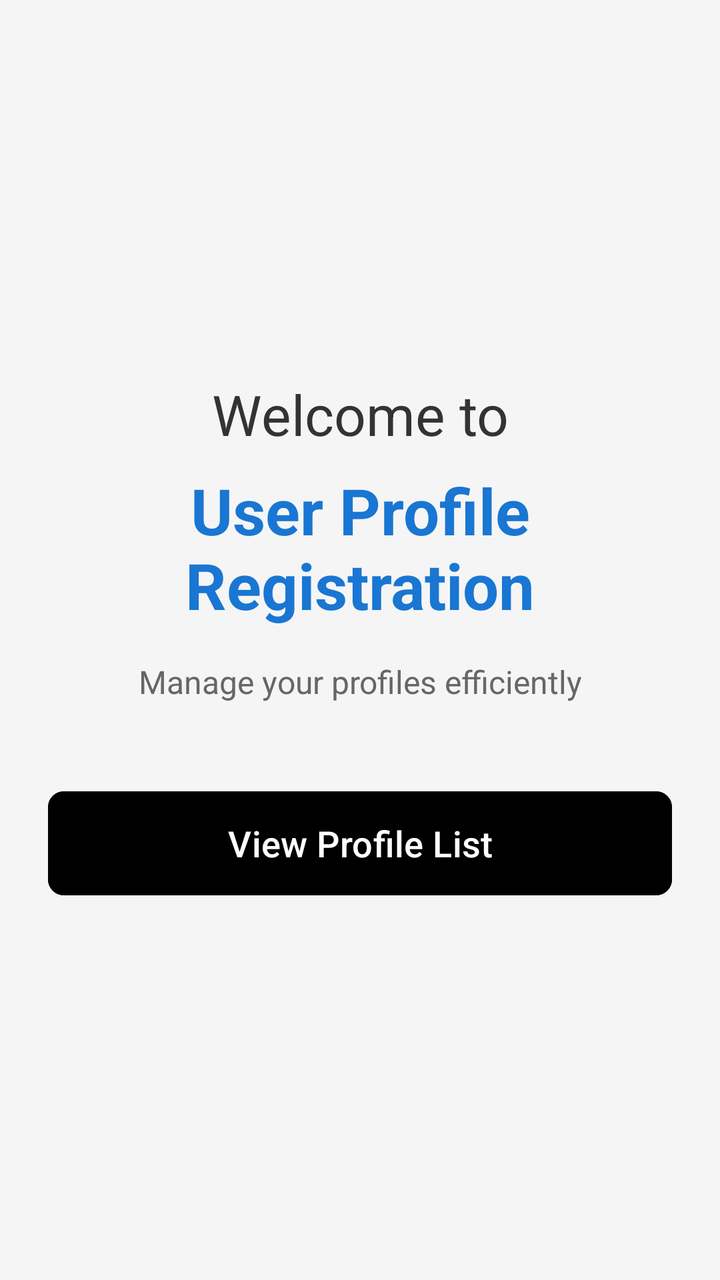
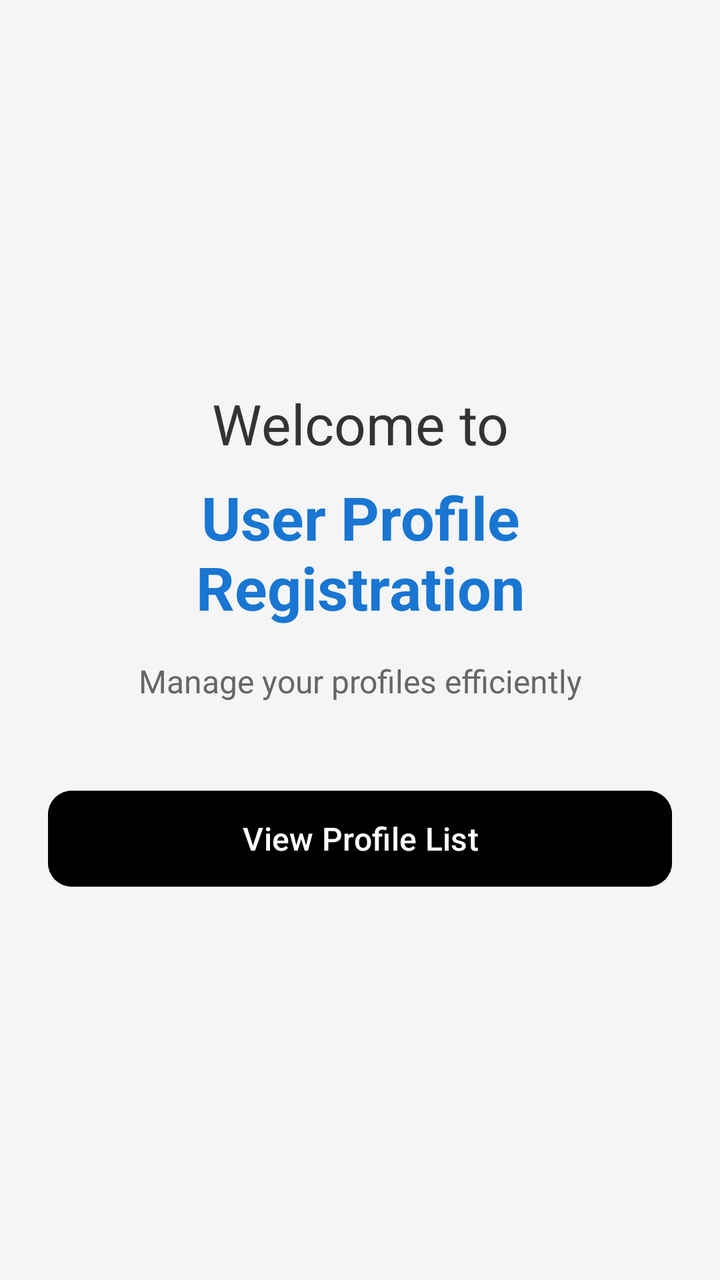

Before-and-after screenshots of an Android layout around one commit, followed by the original layout XML and the change that was made.
<!-- AndroidManifest.xml: application theme Theme.Job_2Batch6 -->
<!-- res/layout/activity_welcome.xml -->
<?xml version="1.0" encoding="utf-8"?>
<layout xmlns:android="http://schemas.android.com/apk/res/android"
    xmlns:app="http://schemas.android.com/apk/res-auto">

    <androidx.constraintlayout.widget.ConstraintLayout
        android:layout_width="match_parent"
        android:layout_height="match_parent"
        android:background="#F5F5F5"
        android:padding="24dp">

        <TextView
            android:id="@+id/tvWelcome"
            android:layout_width="wrap_content"
            android:layout_height="wrap_content"
            android:text="Welcome to"
            android:textSize="28sp"
            android:textColor="#333333"
            app:layout_constraintTop_toTopOf="parent"
            app:layout_constraintStart_toStartOf="parent"
            app:layout_constraintEnd_toEndOf="parent"
            app:layout_constraintBottom_toTopOf="@id/tvAppName"
            app:layout_constraintVertical_chainStyle="packed" />

        <TextView
            android:id="@+id/tvAppName"
            android:layout_width="wrap_content"
            android:layout_height="wrap_content"
            android:text="User Profile Registration"
            android:textSize="32sp"
            android:textStyle="bold"
            android:textColor="#1976D2"
            android:gravity="center"
            android:layout_marginTop="8dp"
            app:layout_constraintTop_toBottomOf="@id/tvWelcome"
            app:layout_constraintStart_toStartOf="parent"
            app:layout_constraintEnd_toEndOf="parent"
            app:layout_constraintBottom_toTopOf="@id/tvDescription" />

        <TextView
            android:id="@+id/tvDescription"
            android:layout_width="0dp"
            android:layout_height="wrap_content"
            android:text="Manage your profiles efficiently"
            android:textSize="16sp"
            android:textColor="#666666"
            android:gravity="center"
            android:layout_marginTop="16dp"
            app:layout_constraintTop_toBottomOf="@id/tvAppName"
            app:layout_constraintStart_toStartOf="parent"
            app:layout_constraintEnd_toEndOf="parent"
            app:layout_constraintBottom_toTopOf="@id/btnProfileList" />

        <com.google.android.material.button.MaterialButton
            android:id="@+id/btnProfileList"
            android:layout_width="0dp"
            android:layout_height="60dp"
            android:backgroundTint="@color/black"
            android:text="View Profile List"
            android:textColor="@color/white"
            android:textSize="18sp"
            android:textAllCaps="false"
            android:layout_marginTop="40dp"
            app:cornerRadius="8dp"
            app:layout_constraintTop_toBottomOf="@id/tvDescription"
            app:layout_constraintStart_toStartOf="parent"
            app:layout_constraintEnd_toEndOf="parent"
            app:layout_constraintBottom_toBottomOf="parent" />

    </androidx.constraintlayout.widget.ConstraintLayout>
</layout>
<!-- resources referenced by this layout -->
<resources>
  <color name="black">#FF000000</color>
  <color name="white">#FFFFFFFF</color>
  <style name="Theme.Job_2Batch6" parent="Base.Theme.Job_2Batch6" />
  <style name="Base.Theme.Job_2Batch6" parent="Theme.Material3.DayNight.NoActionBar">
          
          
      </style>
</resources>

<!-- the commit's change to res/layout/activity_welcome.xml (unified diff, before → after) -->
@@ -1,70 +1,68 @@
 <?xml version="1.0" encoding="utf-8"?>
-<layout xmlns:android="http://schemas.android.com/apk/res/android"
-    xmlns:app="http://schemas.android.com/apk/res-auto">
+<androidx.constraintlayout.widget.ConstraintLayout
+    xmlns:android="http://schemas.android.com/apk/res/android"
+    xmlns:app="http://schemas.android.com/apk/res-auto"
+    android:layout_width="match_parent"
+    android:layout_height="match_parent"
+    android:background="#F5F5F5"
+    android:padding="24dp">
 
-    <androidx.constraintlayout.widget.ConstraintLayout
-        android:layout_width="match_parent"
-        android:layout_height="match_parent"
-        android:background="#F5F5F5"
-        android:padding="24dp">
+    <TextView
+        android:id="@+id/tvWelcome"
+        android:layout_width="wrap_content"
+        android:layout_height="wrap_content"
+        android:text="Welcome to"
+        android:textSize="28sp"
+        android:textColor="#333333"
+        app:layout_constraintTop_toTopOf="parent"
+        app:layout_constraintBottom_toTopOf="@id/tvAppName"
+        app:layout_constraintStart_toStartOf="parent"
+        app:layout_constraintEnd_toEndOf="parent"
+        app:layout_constraintVertical_chainStyle="packed" />
 
-        <TextView
-            android:id="@+id/tvWelcome"
-            android:layout_width="wrap_content"
-            android:layout_height="wrap_content"
-            android:text="Welcome to"
-            android:textSize="28sp"
-            android:textColor="#333333"
-            app:layout_constraintTop_toTopOf="parent"
-            app:layout_constraintStart_toStartOf="parent"
-            app:layout_constraintEnd_toEndOf="parent"
-            app:layout_constraintBottom_toTopOf="@id/tvAppName"
-            app:layout_constraintVertical_chainStyle="packed" />
+    <TextView
+        android:id="@+id/tvAppName"
+        android:layout_width="wrap_content"
+        android:layout_height="wrap_content"
+        android:text="User Profile Registration"
+        android:textSize="30sp"
+        android:textStyle="bold"
+        android:textColor="#1976D2"
+        android:gravity="center"
+        android:layout_marginTop="8dp"
+        app:layout_constraintTop_toBottomOf="@id/tvWelcome"
+        app:layout_constraintBottom_toTopOf="@id/tvDescription"
+        app:layout_constraintStart_toStartOf="parent"
+        app:layout_constraintEnd_toEndOf="parent" />
 
-        <TextView
-            android:id="@+id/tvAppName"
-            android:layout_width="wrap_content"
-            android:layout_height="wrap_content"
-            android:text="User Profile Registration"
-            android:textSize="32sp"
-            android:textStyle="bold"
-            android:textColor="#1976D2"
-            android:gravity="center"
-            android:layout_marginTop="8dp"
-            app:layout_constraintTop_toBottomOf="@id/tvWelcome"
-            app:layout_constraintStart_toStartOf="parent"
-            app:layout_constraintEnd_toEndOf="parent"
-            app:layout_constraintBottom_toTopOf="@id/tvDescription" />
+    <TextView
+        android:id="@+id/tvDescription"
+        android:layout_width="0dp"
+        android:layout_height="wrap_content"
+        android:text="Manage your profiles efficiently"
+        android:textSize="16sp"
+        android:textColor="#666666"
+        android:gravity="center"
+        android:layout_marginTop="16dp"
+        app:layout_constraintTop_toBottomOf="@id/tvAppName"
+        app:layout_constraintBottom_toTopOf="@id/btnProfileList"
+        app:layout_constraintStart_toStartOf="parent"
+        app:layout_constraintEnd_toEndOf="parent" />
 
-        <TextView
-            android:id="@+id/tvDescription"
-            android:layout_width="0dp"
-            android:layout_height="wrap_content"
-            android:text="Manage your profiles efficiently"
-            android:textSize="16sp"
-            android:textColor="#666666"
-            android:gravity="center"
-            android:layout_marginTop="16dp"
-            app:layout_constraintTop_toBottomOf="@id/tvAppName"
-            app:layout_constraintStart_toStartOf="parent"
-            app:layout_constraintEnd_toEndOf="parent"
-            app:layout_constraintBottom_toTopOf="@id/btnProfileList" />
+    <com.google.android.material.button.MaterialButton
+        android:id="@+id/btnProfileList"
+        android:layout_width="0dp"
+        android:layout_height="56dp"
+        android:text="View Profile List"
+        android:textColor="@color/white"
+        android:textSize="16sp"
+        android:textAllCaps="false"
+        android:backgroundTint="@color/black"
+        app:cornerRadius="12dp"
+        app:layout_constraintTop_toBottomOf="@id/tvDescription"
+        app:layout_constraintBottom_toBottomOf="parent"
+        app:layout_constraintStart_toStartOf="parent"
+        app:layout_constraintEnd_toEndOf="parent"
+        android:layout_marginTop="40dp" />
 
-        <com.google.android.material.button.MaterialButton
-            android:id="@+id/btnProfileList"
-            android:layout_width="0dp"
-            android:layout_height="60dp"
-            android:backgroundTint="@color/black"
-            android:text="View Profile List"
-            android:textColor="@color/white"
-            android:textSize="18sp"
-            android:textAllCaps="false"
-            android:layout_marginTop="40dp"
-            app:cornerRadius="8dp"
-            app:layout_constraintTop_toBottomOf="@id/tvDescription"
-            app:layout_constraintStart_toStartOf="parent"
-            app:layout_constraintEnd_toEndOf="parent"
-            app:layout_constraintBottom_toBottomOf="parent" />
-
-    </androidx.constraintlayout.widget.ConstraintLayout>
-</layout>
+</androidx.constraintlayout.widget.ConstraintLayout>
